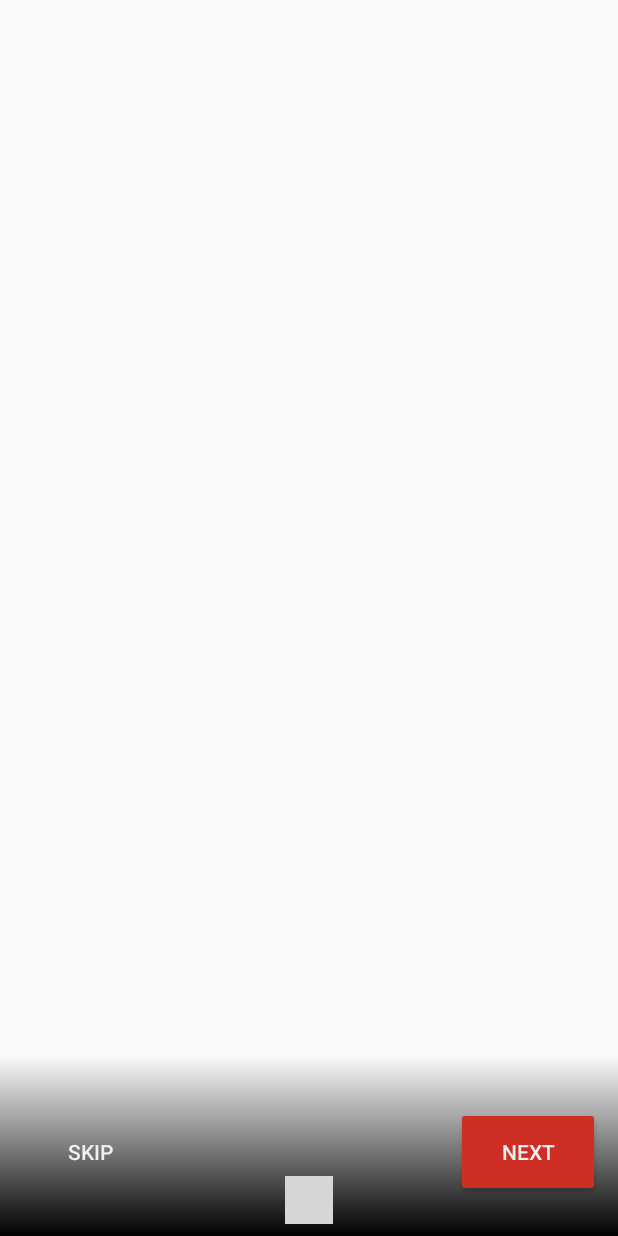
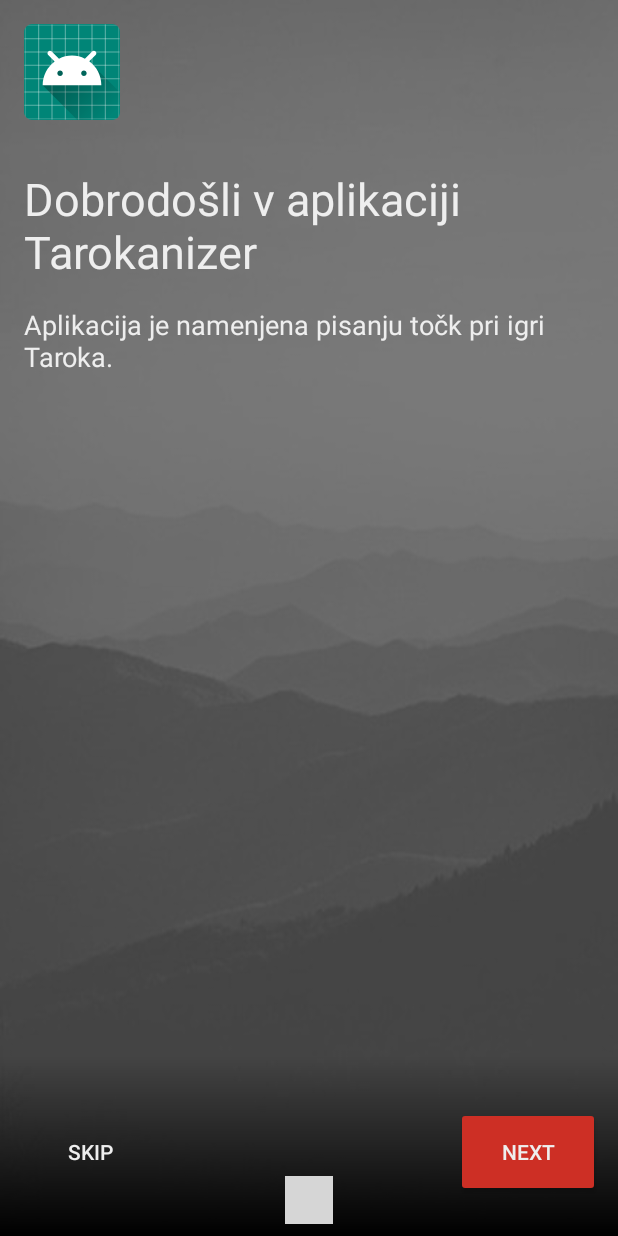
Before and after one commit to Kuglll/Tarokanizer, an Android app: the screen it shows after launch (OnboradingActivity), on a phone screen of 412 x 824 dp. Run offline under Robolectric (Android 15) with nearby library versions, the phone set to English and light mode, and no system bars; plain views replace PageIndicatorView; grey boxes are pictures that could not be loaded.

Commit message:
Implement first page of onboarding

```diff
--- a/app/src/main/java/com/kusa/tarokanizer/OnboradingActivity.kt
+++ b/app/src/main/java/com/kusa/tarokanizer/OnboradingActivity.kt
@@ -4,6 +4,9 @@ import android.content.Context
 import android.content.SharedPreferences
 import android.os.Bundle
 import androidx.appcompat.app.AppCompatActivity
+import com.kusa.tarokanizer.onboarding_fragments.OnboardingWelcomeFragment
+import com.kusa.tarokanizer.utils.OnboardingViewPagerAdapter
+import kotlinx.android.synthetic.main.onboarding_activity.*
 
 class OnboradingActivity : AppCompatActivity() {
 
@@ -15,9 +18,11 @@ class OnboradingActivity : AppCompatActivity() {
         preferences = getSharedPreferences(SHARED_PREFERENCES, Context.MODE_PRIVATE)
 
         when {
-            firstStart() -> displayOnboarding()
             !firstStart() -> navigateToMainActivity()
         }
+
+        initViewPager()
+        initListeners()
     }
 
     fun firstStart(): Boolean {
@@ -30,11 +35,32 @@ class OnboradingActivity : AppCompatActivity() {
         val editor = preferences.edit()
         editor.putBoolean("appStarted", true)
         editor.apply()
-
-        //TODO: Display onboarding
     }
 
     fun navigateToMainActivity() {
         startActivity(MainActivity.returnMainActivityIntent(this))
+        finish()
+    }
+
+    fun initViewPager() {
+        onboardingViewPager.adapter = OnboardingViewPagerAdapter(supportFragmentManager).apply {
+            addFragment(OnboardingWelcomeFragment())
+            //TODO: add all fragments
+        }
+    }
+
+    fun initListeners() {
+        skipButton.setOnClickListener {
+            navigateToMainActivity()
+        }
+        nextButton.setOnClickListener {
+            onboardingViewPager.adapter?.count?.let { length ->
+                if (onboardingViewPager.currentItem == length - 1) {
+                    navigateToMainActivity()
+                } else {
+                    onboardingViewPager.currentItem++
+                }
+            }
+        }
     }
 }
--- /dev/null
+++ b/app/src/main/java/com/kusa/tarokanizer/onboarding_fragments/OnboardingWelcomeFragment.kt
@@ -0,0 +1,16 @@
+package com.kusa.tarokanizer.onboarding_fragments
+
+import android.os.Bundle
+import android.view.LayoutInflater
+import android.view.View
+import android.view.ViewGroup
+import androidx.fragment.app.Fragment
+import com.kusa.tarokanizer.R
+
+class OnboardingWelcomeFragment : Fragment() {
+
+    override fun onCreateView(inflater: LayoutInflater, container: ViewGroup?, savedInstanceState: Bundle?): View? {
+        return inflater.inflate(R.layout.fragment_onboarding_welcome, container, false)
+    }
+
+}
--- /dev/null
+++ b/app/src/main/java/com/kusa/tarokanizer/utils/OnboardingViewPagerAdapter.kt
@@ -0,0 +1,19 @@
+package com.kusa.tarokanizer.utils
+
+import androidx.fragment.app.Fragment
+import androidx.fragment.app.FragmentManager
+import androidx.fragment.app.FragmentStatePagerAdapter
+
+class OnboardingViewPagerAdapter internal constructor(fm: FragmentManager) : FragmentStatePagerAdapter(fm) {
+
+    val list = mutableListOf<Fragment>()
+
+    fun addFragment(fragment: Fragment) {
+        list.add(fragment)
+    }
+
+    override fun getItem(position: Int) = list[position]
+
+    override fun getCount() = list.size
+
+}
--- /dev/null
+++ b/app/src/main/res/layout/fragment_onboarding_welcome.xml
@@ -0,0 +1,43 @@
+<?xml version="1.0" encoding="utf-8"?>
+<androidx.constraintlayout.widget.ConstraintLayout
+    xmlns:android="http://schemas.android.com/apk/res/android"
+    xmlns:app="http://schemas.android.com/apk/res-auto"
+    android:layout_width="match_parent"
+    android:layout_height="match_parent">
+
+    <ImageView
+        android:id="@+id/logoImage"
+        android:layout_width="64dp"
+        android:layout_height="64dp"
+        android:layout_margin="16dp"
+        android:background="@mipmap/ic_launcher"
+        app:layout_constraintStart_toStartOf="parent"
+        app:layout_constraintTop_toTopOf="parent"/>
+
+    <TextView
+        android:id="@+id/headerTextView"
+        android:layout_width="0dp"
+        android:layout_height="wrap_content"
+        android:layout_marginStart="16dp"
+        android:layout_marginTop="32dp"
+        android:layout_marginEnd="16dp"
+        android:text="Dobrodošli v aplikaciji Tarokanizer"
+        android:textColor="@color/brightGray"
+        android:textSize="30sp"
+        app:layout_constraintEnd_toEndOf="parent"
+        app:layout_constraintStart_toStartOf="parent"
+        app:layout_constraintTop_toBottomOf="@id/logoImage"/>
+
+    <TextView
+        android:id="@+id/subheaderTextview"
+        android:layout_width="0dp"
+        android:layout_height="wrap_content"
+        android:layout_margin="16dp"
+        android:text="Aplikacija je namenjena pisanju točk pri igri Taroka."
+        android:textColor="@color/brightGray"
+        android:textSize="18sp"
+        app:layout_constraintEnd_toEndOf="parent"
+        app:layout_constraintStart_toStartOf="parent"
+        app:layout_constraintTop_toBottomOf="@id/headerTextView"/>
+
+</androidx.constraintlayout.widget.ConstraintLayout>
--- a/app/src/main/res/layout/onboarding_activity.xml
+++ b/app/src/main/res/layout/onboarding_activity.xml
@@ -3,6 +3,7 @@
     xmlns:android="http://schemas.android.com/apk/res/android"
     android:layout_width="match_parent"
     xmlns:app="http://schemas.android.com/apk/res-auto"
+    android:background="@drawable/background_grey"
     android:layout_height="match_parent">
 
     <androidx.viewpager.widget.ViewPager
```
